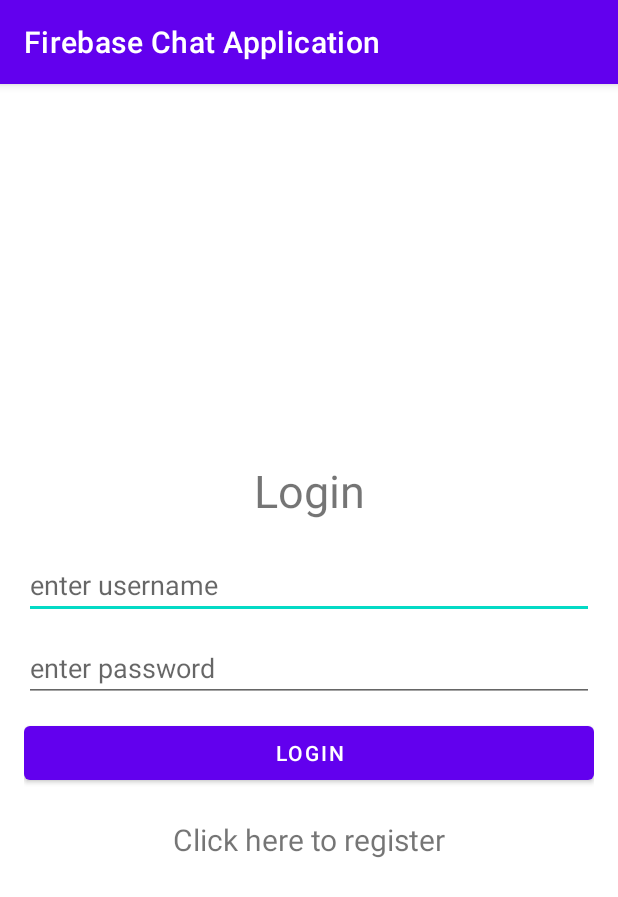
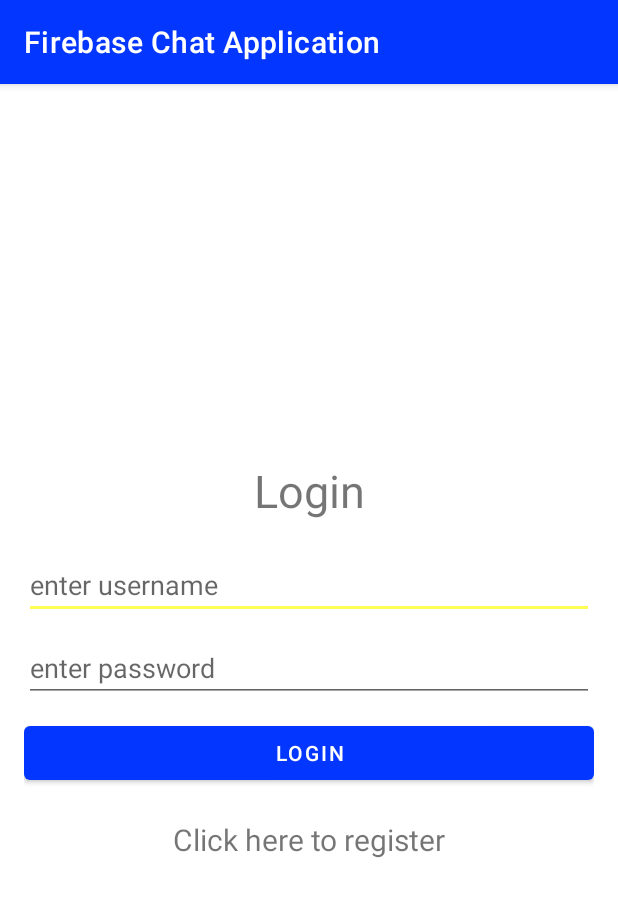
Before and after one commit to soumyajaincarmel/Firebase-Chat-Application_Chatbea, an Android app: the screen it shows after launch (Login), on a phone screen of 412 x 824 dp. Shown: the top 897 px of the screen. Run offline under Robolectric (Android 15) with nearby library versions, the phone set to English and light mode, and no system bars; our stand-ins replace Volley.

Commit message:
Updated the UI, added new theme to the app.

```diff
--- a/app/src/main/AndroidManifest.xml
+++ b/app/src/main/AndroidManifest.xml
@@ -13,13 +13,15 @@
         android:theme="@style/Theme.FirebaseChatApplication">
         <activity
             android:name=".Users"
-            android:exported="true" />
+            android:exported="true"
+            android:label="Select Chat"/>
         <activity
             android:name=".Register"
             android:exported="true" />
         <activity
             android:name=".Chat"
-            android:exported="true" />
+            android:exported="true"
+            android:label="@string/chat_with"/>
         <activity
             android:name=".Login"
             android:exported="true">
--- a/app/src/main/java/com/example/firebasechatapplication/Login.java
+++ b/app/src/main/java/com/example/firebasechatapplication/Login.java
@@ -17,7 +17,6 @@ import com.android.volley.Response;
 import com.android.volley.VolleyError;
 import com.android.volley.toolbox.StringRequest;
 import com.android.volley.toolbox.Volley;
-import com.firebase.client.Firebase;
 
 import org.json.JSONException;
 import org.json.JSONObject;
--- /dev/null
+++ b/app/src/main/res/drawable/ic_send_24dp.xml
@@ -0,0 +1,5 @@
+<vector android:autoMirrored="true" android:height="24dp"
+    android:tint="#2E8B57" android:viewportHeight="24"
+    android:viewportWidth="24" android:width="24dp" xmlns:android="http://schemas.android.com/apk/res/android">
+    <path android:fillColor="@android:color/white" android:pathData="M2.01,21L23,12 2.01,3 2,10l15,2 -15,2z"/>
+</vector>
--- a/app/src/main/res/drawable/rounded_corner1.xml
+++ b/app/src/main/res/drawable/rounded_corner1.xml
@@ -1,10 +1,10 @@
 <?xml version="1.0" encoding="utf-8"?>
 <shape xmlns:android="http://schemas.android.com/apk/res/android">
-    <solid android:color="#dddddd" />
+    <solid android:color="@color/primaryColor" />
     <stroke
         android:width="0dip"
-        android:color="#dddddd" />
-    <corners android:radius="10dip" />
+        android:color="@color/primaryColor" />
+    <corners android:radius="12dp" />
     <padding
         android:bottom="5dip"
         android:left="5dip"
--- a/app/src/main/res/drawable/rounded_corner2.xml
+++ b/app/src/main/res/drawable/rounded_corner2.xml
@@ -1,10 +1,10 @@
 <?xml version="1.0" encoding="utf-8"?>
 <shape xmlns:android="http://schemas.android.com/apk/res/android">
-    <solid android:color="#f0f0f0" />
+    <solid android:color="@color/secondaryColor" />
     <stroke
         android:width="0dip"
-        android:color="#f0f0f0" />
-    <corners android:radius="10dip" />
+        android:color="@color/secondaryColor" />
+    <corners android:radius="12dp" />
     <padding
         android:bottom="5dip"
         android:left="5dip"
--- a/app/src/main/res/layout/activity_chat.xml
+++ b/app/src/main/res/layout/activity_chat.xml
@@ -4,7 +4,7 @@
     xmlns:tools="http://schemas.android.com/tools"
     android:layout_width="match_parent"
     android:layout_height="match_parent"
-    android:background="#ffffff"
+    android:background="#f0f0f0"
     android:orientation="vertical"
     android:paddingLeft="@dimen/activity_horizontal_margin"
     android:paddingTop="@dimen/activity_vertical_margin"
--- a/app/src/main/res/values-night/themes.xml
+++ b/app/src/main/res/values-night/themes.xml
@@ -2,13 +2,13 @@
     <!-- Base application theme. -->
     <style name="Theme.FirebaseChatApplication" parent="Theme.MaterialComponents.DayNight.DarkActionBar">
         <!-- Primary brand color. -->
-        <item name="colorPrimary">@color/purple_200</item>
-        <item name="colorPrimaryVariant">@color/purple_700</item>
-        <item name="colorOnPrimary">@color/black</item>
+        <item name="colorPrimary">@color/primaryLightColor</item>
+        <item name="colorPrimaryVariant">@color/primaryDarkColor</item>
+        <item name="colorOnPrimary">@color/secondaryTextColor</item>
         <!-- Secondary brand color. -->
-        <item name="colorSecondary">@color/teal_200</item>
-        <item name="colorSecondaryVariant">@color/teal_200</item>
-        <item name="colorOnSecondary">@color/black</item>
+        <item name="colorSecondary">@color/secondaryLightColor</item>
+        <item name="colorSecondaryVariant">@color/secondaryLightColor</item>
+        <item name="colorOnSecondary">@color/secondaryTextColor</item>
         <!-- Status bar color. -->
         <item name="android:statusBarColor" tools:targetApi="l">?attr/colorPrimaryVariant</item>
         <!-- Customize your theme here. -->
--- a/app/src/main/res/values/colors.xml
+++ b/app/src/main/res/values/colors.xml
@@ -1,10 +1,11 @@
 <?xml version="1.0" encoding="utf-8"?>
 <resources>
-    <color name="purple_200">#FFBB86FC</color>
-    <color name="purple_500">#FF6200EE</color>
-    <color name="purple_700">#FF3700B3</color>
-    <color name="teal_200">#FF03DAC5</color>
-    <color name="teal_700">#FF018786</color>
-    <color name="black">#FF000000</color>
-    <color name="white">#FFFFFFFF</color>
+    <color name="primaryColor">#0336ff</color>
+    <color name="primaryLightColor">#6f63ff</color>
+    <color name="primaryDarkColor">#0008ca</color>
+    <color name="secondaryColor">#ffde03</color>
+    <color name="secondaryLightColor">#ffff54</color>
+    <color name="secondaryDarkColor">#c7ad00</color>
+    <color name="primaryTextColor">#ffffff</color>
+    <color name="secondaryTextColor">#000000</color>
 </resources>
--- a/app/src/main/res/values/strings.xml
+++ b/app/src/main/res/values/strings.xml
@@ -1,3 +1,4 @@
 <resources>
     <string name="app_name">Firebase Chat Application</string>
+    <string name="chat_with">%s</string>
 </resources>
--- a/app/src/main/res/values/themes.xml
+++ b/app/src/main/res/values/themes.xml
@@ -2,13 +2,13 @@
     <!-- Base application theme. -->
     <style name="Theme.FirebaseChatApplication" parent="Theme.MaterialComponents.DayNight.DarkActionBar">
         <!-- Primary brand color. -->
-        <item name="colorPrimary">@color/purple_500</item>
-        <item name="colorPrimaryVariant">@color/purple_700</item>
-        <item name="colorOnPrimary">@color/white</item>
+        <item name="colorPrimary">@color/primaryColor</item>
+        <item name="colorPrimaryVariant">@color/primaryDarkColor</item>
+        <item name="colorOnPrimary">@color/primaryTextColor</item>
         <!-- Secondary brand color. -->
-        <item name="colorSecondary">@color/teal_200</item>
-        <item name="colorSecondaryVariant">@color/teal_700</item>
-        <item name="colorOnSecondary">@color/black</item>
+        <item name="colorSecondary">@color/secondaryLightColor</item>
+        <item name="colorSecondaryVariant">@color/secondaryDarkColor</item>
+        <item name="colorOnSecondary">@color/secondaryTextColor</item>
         <!-- Status bar color. -->
         <item name="android:statusBarColor" tools:targetApi="l">?attr/colorPrimaryVariant</item>
         <!-- Customize your theme here. -->
```
Also changed, not shown: app/src/main/java/com/example/firebasechatapplication/Chat.java (+9 -1 lines), app/src/main/java/com/example/firebasechatapplication/MainActivity.java (deleted, +0 -14 lines), app/src/main/res/layout/activity_main.xml (deleted, +0 -18 lines), app/src/main/res/layout/message_area.xml (+4 -4 lines).
